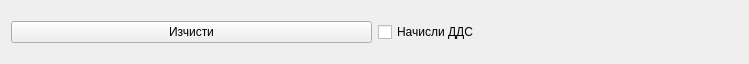
First picture: the form in repairwigdetitem.ui, repository JohnnyBrawo/CarServ, before the edit.
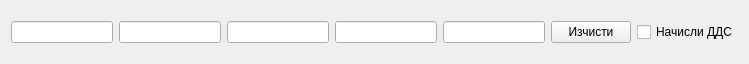
Second picture: the form after the edit.

Commit message: Change RepairWidget - more flexible. Taxes fixed !

What changed in the file:
```diff
--- a/repairwigdetitem.ui
+++ b/repairwigdetitem.ui
@@ -21,13 +21,22 @@
   </property>
   <layout class="QGridLayout" name="gridLayout">
    <item row="0" column="0">
-    <layout class="QVBoxLayout" name="VLayout">
-     <item>
-      <layout class="QHBoxLayout" name="HLayout"/>
-     </item>
-    </layout>
+    <widget class="QLineEdit" name="RepairIndex"/>
+   </item>
+   <item row="0" column="3">
+    <widget class="QLineEdit" name="SinglePriceText"/>
    </item>
    <item row="0" column="1">
+    <widget class="QLineEdit" name="DescrText"/>
+   </item>
+   <item row="0" column="6">
+    <widget class="QCheckBox" name="m_CheckDDS">
+     <property name="text">
+      <string>Начисли ДДС</string>
+     </property>
+    </widget>
+   </item>
+   <item row="0" column="5">
     <widget class="QPushButton" name="ButtonClear">
      <property name="text">
       <string>Изчисти</string>
@@ -35,11 +44,10 @@
     </widget>
    </item>
    <item row="0" column="2">
-    <widget class="QCheckBox" name="m_CheckDDS">
-     <property name="text">
-      <string>Начисли ДДС</string>
-     </property>
-    </widget>
+    <widget class="QLineEdit" name="QuantityText"/>
+   </item>
+   <item row="0" column="4">
+    <widget class="QLineEdit" name="ValueText"/>
    </item>
   </layout>
  </widget>
```
The commit also changes 9 other files.
